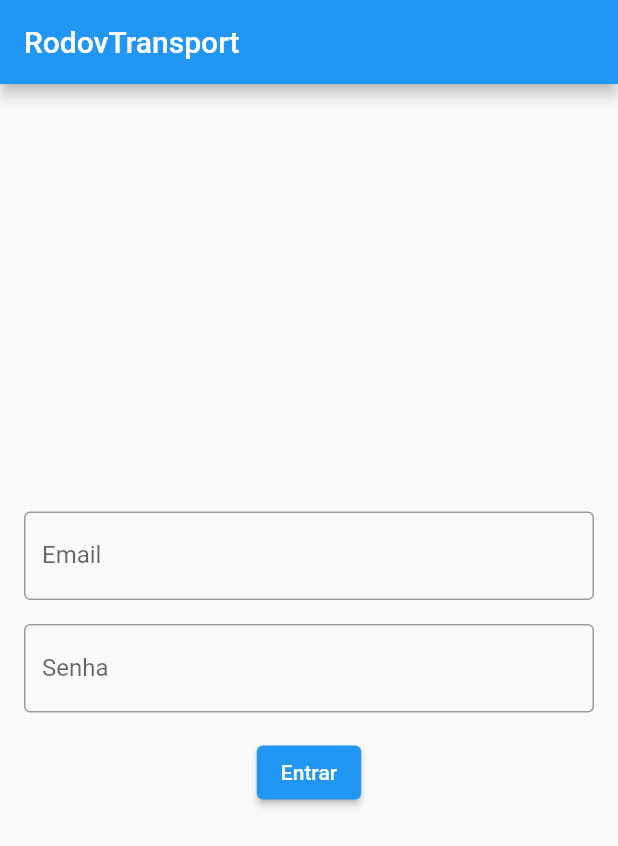
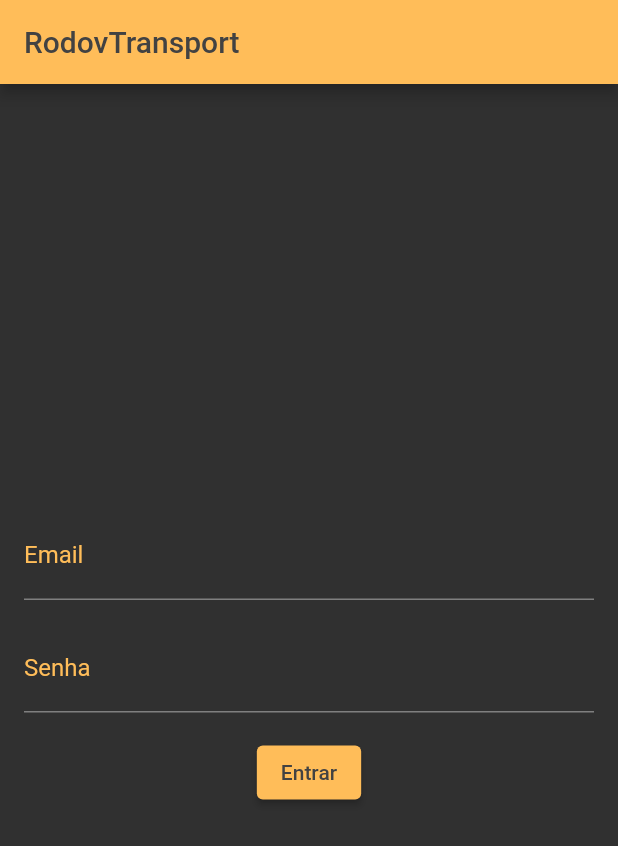
Before and after one commit to Adyson-Lima-Programador/rodovtransport_app, a Flutter app: the screen it shows after launch, on a phone screen of 412 x 824 dp. Shown: the top 846 px of the screen. Run offline on Flutter 3.47's test engine with Material 2 defaults, Android fonts, the phone set to English and light mode, and no system bars.

Commit message:
3° commit - layout tela login finalizado

```diff
--- a/lib/login.dart
+++ b/lib/login.dart
@@ -15,6 +15,9 @@ class Login extends StatelessWidget {
 _login() {
   return MaterialApp(
     debugShowCheckedModeBanner: false,
+    theme: ThemeData.dark().copyWith(
+      primaryColor: Color(0xffffbd59),
+    ),
     home: LoginHome(),
   );
 }
@@ -42,6 +45,8 @@ class _LoginHomeState extends State<LoginHome> {
     return Scaffold(
       appBar: AppBar(
         title: const Text('RodovTransport'),
+        backgroundColor: Color(0xffffbd59),
+        foregroundColor: Color(0xff424242),
       ),
       body: Form(
         child: Center(
@@ -49,28 +54,50 @@ class _LoginHomeState extends State<LoginHome> {
             mainAxisAlignment: MainAxisAlignment.center,
             children: [
               Padding(
-                padding: const EdgeInsets.symmetric(horizontal: 16, vertical: 8),
+                padding:
+                    const EdgeInsets.symmetric(horizontal: 16, vertical: 8),
                 child: TextFormField(
+                  cursorColor: Color(0xffffbd59),
                   controller: email,
                   decoration: const InputDecoration(
-                      border: OutlineInputBorder(),
-                      labelText: 'Email'
+                    focusedBorder: OutlineInputBorder(
+                        borderSide: BorderSide(
+                      color: Color(0xffffbd59),
+                    )),
+                    labelText: 'Email',
+                    labelStyle: TextStyle(
+                      color: Color(0xffffbd59),
+                    ),
                   ),
                 ),
               ),
               Padding(
-                padding: const EdgeInsets.symmetric(horizontal: 16, vertical: 8),
+                padding:
+                    const EdgeInsets.symmetric(horizontal: 16, vertical: 8),
                 child: TextFormField(
+                  cursorColor: Color(0xffffbd59),
                   controller: password,
+                  obscureText: true,
                   decoration: const InputDecoration(
-                      border: OutlineInputBorder(),
-                      labelText: 'Senha'
+                    focusedBorder: OutlineInputBorder(
+                        borderSide: BorderSide(
+                      color: Color(0xffffbd59),
+                    )),
+                    labelText: 'Senha',
+                    labelStyle: TextStyle(
+                      color: Color(0xffffbd59),
+                    ),
                   ),
                 ),
               ),
               Padding(
-                padding: const EdgeInsets.symmetric(horizontal: 16, vertical: 8),
+                padding:
+                    const EdgeInsets.symmetric(horizontal: 16, vertical: 8),
                 child: ElevatedButton(
+                  style: ElevatedButton.styleFrom(
+                    primary: Color(0xffffbd59),
+                    onPrimary: Color(0xff424242),
+                  ),
                   child: const Text('Entrar'),
                   onPressed: () => {
                     if (email.text.trim() == "admin@admin.com" &&
@@ -91,6 +118,7 @@ class _LoginHomeState extends State<LoginHome> {
       ),
     );
   }
+
   bool manipulaDadosDoForm(nome, password) {
     showDialog(
         context: context,
```
Also changed, not shown: imagens/Screenshot_20220401_225027.png (added).
